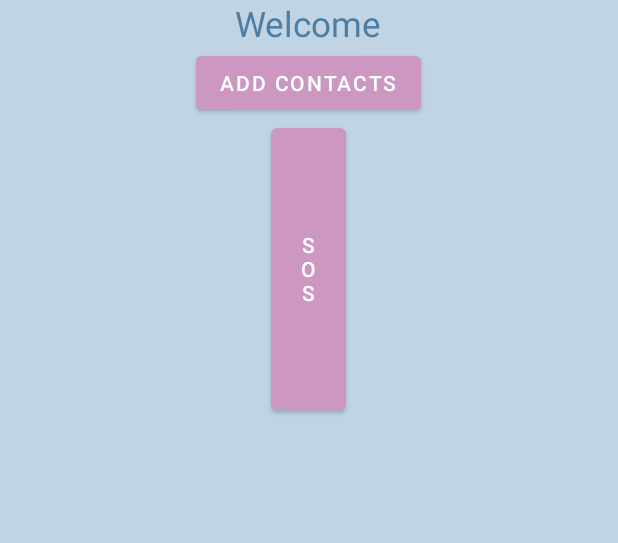
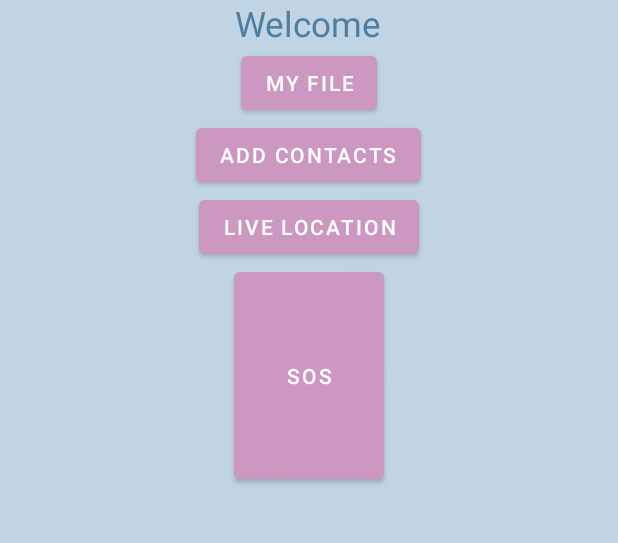
Before and after one commit to Janeth39/Final_Project, an Android app: the screen it shows after launch (MainActivity), on a phone screen of 412 x 824 dp, the part 573-1116 px from its top. Run offline under Robolectric (Android 15) with nearby library versions, the phone set to English and light mode, and no system bars.

Commit message:
added to gps

```diff
--- a/app/src/main/AndroidManifest.xml
+++ b/app/src/main/AndroidManifest.xml
@@ -13,6 +13,9 @@
         android:supportsRtl="true"
         android:theme="@style/Theme.Final_Project"
         tools:targetApi="31">
+        <activity
+            android:name=".myFile"
+            android:exported="false" />
         <activity
             android:name=".Data"
             android:exported="false" />
--- a/app/src/main/res/layout/activity_main.xml
+++ b/app/src/main/res/layout/activity_main.xml
@@ -26,6 +26,13 @@
         android:textColor="@color/blue" />
 
     <Button
+        android:id="@+id/button2"
+        android:layout_width="wrap_content"
+        android:layout_height="wrap_content"
+        android:layout_gravity="center"
+        android:text="My file" />
+
+    <Button
         android:id="@+id/CntBttn"
         android:layout_width="wrap_content"
         android:layout_height="wrap_content"
@@ -34,9 +41,16 @@
         android:text="ADD CONTACTS"/>
 
     <Button
+        android:id="@+id/button"
+        android:layout_width="wrap_content"
+        android:layout_height="wrap_content"
+        android:layout_gravity = "center"
+        android:text="Live Location" />
+
+    <Button
         android:id="@+id/EmergencyBttn"
-        android:layout_width="50dp"
-        android:layout_height="200dp"
+        android:layout_width="100dp"
+        android:layout_height="150dp"
         android:layout_gravity="center_horizontal"
         android:gravity="center"
         android:text="SOS" />
```
Also changed, not shown: app/src/main/java/com/example/final_project/Data.java (+16 -1 lines), app/src/main/java/com/example/final_project/myFile.java (added, +14 -0 lines), app/src/main/res/layout/activity_my_file.xml (added, +9 -0 lines).
